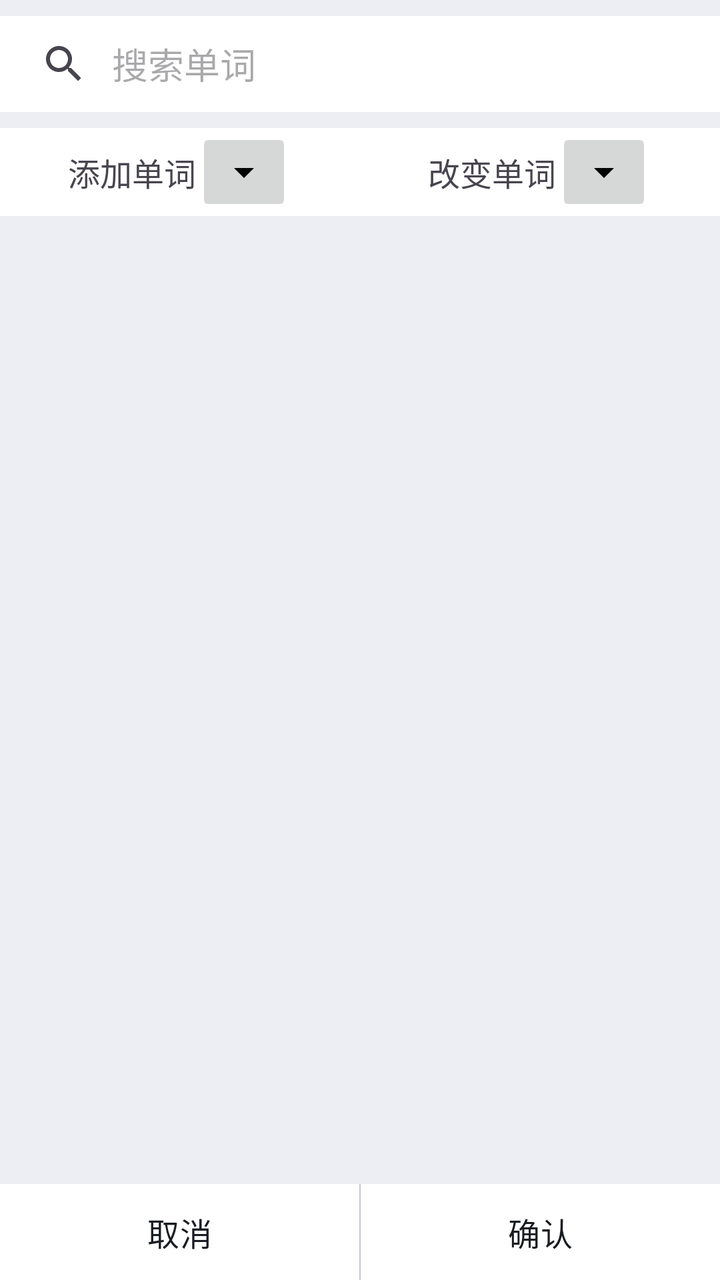
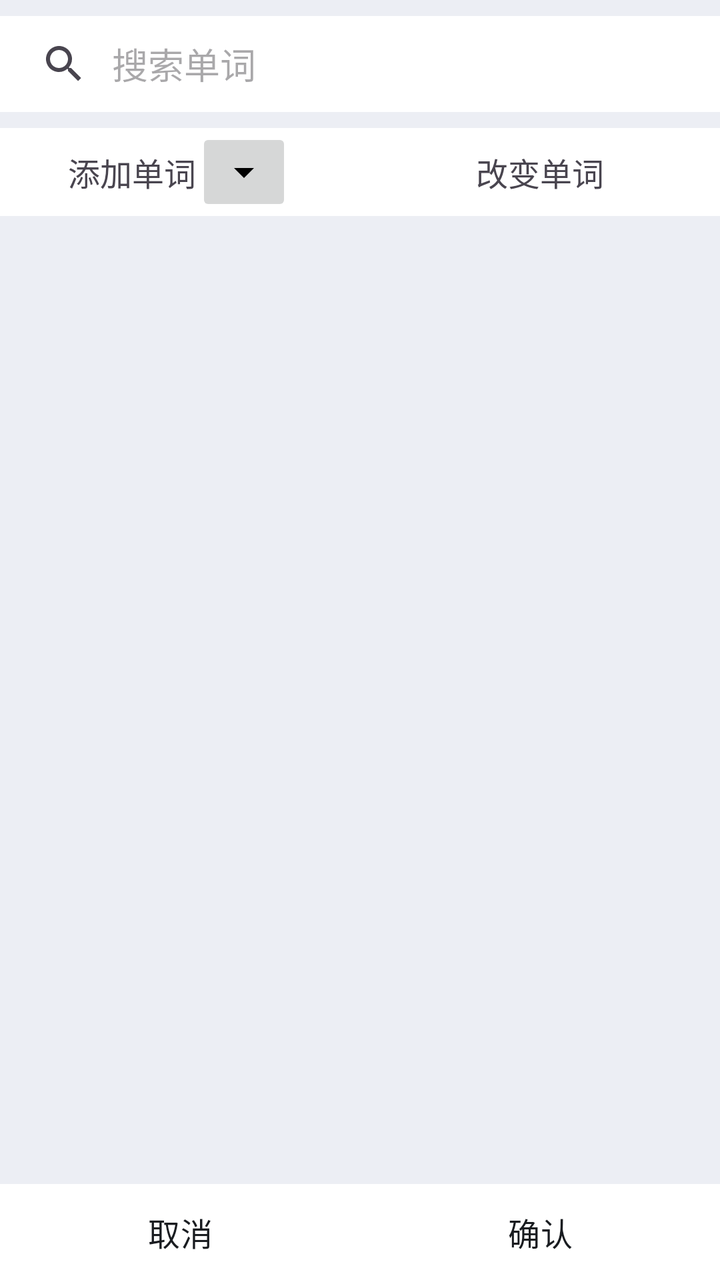

The first picture is an Android layout as it rendered before a commit; the second is the same layout after the commit. The layout source and the unified diff follow.
<!-- AndroidManifest.xml: another module's application theme Theme.MnemoAI -->
<!-- res/layout/fragment_change_vocabulary_book_word.xml -->
<?xml version="1.0" encoding="utf-8"?>
<androidx.constraintlayout.widget.ConstraintLayout xmlns:android="http://schemas.android.com/apk/res/android"
    android:layout_width="match_parent"
    android:layout_height="match_parent"
    xmlns:app="http://schemas.android.com/apk/res-auto"
    android:background="?attr/colorSurfaceContainer">

    <androidx.appcompat.widget.SearchView
        android:id="@+id/wordChangeSV"
        android:layout_width="match_parent"
        android:layout_height="wrap_content"
        android:layout_marginTop="8dp"
        android:background="?attr/colorSurfaceContainerLowest"
        app:queryBackground="@null"
        app:queryHint="@string/search_word"
        app:iconifiedByDefault="false"
        app:layout_constraintStart_toStartOf="parent"
        app:layout_constraintEnd_toEndOf="parent"
        app:layout_constraintTop_toTopOf="parent"/>

    <LinearLayout
        android:id="@+id/changeViewLL"
        android:layout_width="0dp"
        android:layout_height="0dp"
        android:layout_marginTop="8dp"
        android:background="?attr/colorSurfaceContainer"
        android:orientation="vertical"
        app:layout_constraintBottom_toTopOf="@+id/actionLL"
        app:layout_constraintEnd_toEndOf="parent"
        app:layout_constraintStart_toStartOf="parent"
        app:layout_constraintTop_toBottomOf="@+id/wordChangeSV">

        <LinearLayout
            android:layout_width="match_parent"
            android:layout_height="wrap_content"
            android:orientation="horizontal"
            android:background="?attr/colorSurfaceContainerLowest">

            <LinearLayout
                android:layout_width="0dp"
                android:layout_height="wrap_content"
                android:orientation="horizontal"
                android:layout_weight="1"
                android:gravity="center">

                <com.google.android.material.textview.MaterialTextView
                    android:id="@+id/optionalWordsTV"
                    android:layout_width="wrap_content"
                    android:layout_height="wrap_content"
                    android:text="@string/add_words"
                    android:textSize="@dimen/text_size_body_large"
                    app:layout_constraintBottom_toBottomOf="parent"
                    app:layout_constraintEnd_toEndOf="parent"
                    app:layout_constraintEnd_toStartOf="@+id/changeWordsTV"
                    app:layout_constraintHorizontal_bias="0.5"
                    app:layout_constraintStart_toStartOf="parent"
                    app:layout_constraintTop_toTopOf="parent" />

                <ImageButton
                    android:id="@+id/addRemoveOptionMenu"
                    android:layout_width="wrap_content"
                    android:layout_height="wrap_content"
                    android:src="@drawable/baseline_arrow_drop_down_24"
                    app:layout_constraintBottom_toBottomOf="parent"
                    app:layout_constraintStart_toEndOf="@+id/optionalWordsTV"
                    app:layout_constraintTop_toTopOf="parent" />
            </LinearLayout>

            <LinearLayout
                android:layout_width="0dp"
                android:layout_height="wrap_content"
                android:layout_weight="1"
                android:gravity="center">

                <com.google.android.material.textview.MaterialTextView
                    android:id="@+id/changeWordsTV"
                    android:layout_width="wrap_content"
                    android:layout_height="wrap_content"
                    android:gravity="center"
                    android:text="@string/adding_removing_words"
                    android:textSize="@dimen/text_size_body_large"
                    app:layout_constraintBottom_toBottomOf="parent"
                    app:layout_constraintEnd_toEndOf="parent"
                    app:layout_constraintHorizontal_bias="0.5"
                    app:layout_constraintStart_toEndOf="@+id/optionalWordsTV"
                    app:layout_constraintTop_toTopOf="parent" />

                <ImageButton
                    android:id="@+id/sortOptionMenu"
                    android:layout_width="wrap_content"
                    android:layout_height="wrap_content"
                    android:src="@drawable/baseline_arrow_drop_down_24"
                    app:layout_constraintBottom_toBottomOf="parent"
                    app:layout_constraintStart_toEndOf="@+id/changeWordsTV"
                    app:layout_constraintTop_toTopOf="parent" />
            </LinearLayout>

        </LinearLayout>

        <LinearLayout
            android:layout_width="match_parent"
            android:layout_height="match_parent"
            android:orientation="horizontal"
            android:background="?attr/colorSurfaceContainer">

            <androidx.recyclerview.widget.RecyclerView
                android:id="@+id/optionalWordsRV"
                android:layout_width="0dp"
                android:layout_height="match_parent"
                android:layout_marginHorizontal="4dp"
                android:layout_weight="1" />

            <androidx.recyclerview.widget.RecyclerView
                android:id="@+id/changeWordsRV"
                android:layout_width="0dp"
                android:layout_height="match_parent"
                android:layout_marginHorizontal="4dp"
                android:layout_weight="1" />
        </LinearLayout>

    </LinearLayout>

    <LinearLayout
        android:id="@+id/actionLL"
        android:layout_width="0dp"
        android:layout_height="wrap_content"
        android:background="?attr/colorSurfaceContainerLowest"
        app:layout_constraintBottom_toBottomOf="parent"
        app:layout_constraintEnd_toEndOf="parent"
        app:layout_constraintStart_toStartOf="parent">

        <com.google.android.material.button.MaterialButton
            android:id="@+id/cancelBtn"
            android:layout_width="0dp"
            android:layout_height="wrap_content"
            android:layout_weight="1"
            android:backgroundTint="@android:color/transparent"
            android:text="@string/cancel"
            android:textColor="?attr/colorOnSurface"
            android:textSize="@dimen/text_size_body_large" />

        <com.google.android.material.divider.MaterialDivider
            android:layout_width="0.5dp"
            android:layout_height="match_parent"
            app:dividerColor="?attr/colorOutlineVariant" />

        <com.google.android.material.button.MaterialButton
            android:id="@+id/confirmBtn"
            android:layout_width="0dp"
            android:layout_height="wrap_content"
            android:layout_weight="1"
            android:backgroundTint="@android:color/transparent"
            android:text="@string/confirm"
            android:textSize="@dimen/text_size_body_large"
            android:textColor="?attr/colorOnSurface" />
    </LinearLayout>


</androidx.constraintlayout.widget.ConstraintLayout>
<!-- resources referenced by this layout -->
<resources>
  <dimen name="text_size_body_large">16sp</dimen>
  <!-- drawable baseline_arrow_drop_down_24 (drawable) -->
  <vector xmlns:android="http://schemas.android.com/apk/res/android" android:height="24dp" android:tint="#000000" android:viewportHeight="24" android:viewportWidth="24" android:width="24dp">
        
      <path android:fillColor="@android:color/white" android:pathData="M7,10l5,5 5,-5z"/>
      
  </vector>
  <string name="add_words">添加单词</string>
  <string name="adding_removing_words">改变单词</string>
  <string name="cancel">取消</string>
  <string name="confirm">确认</string>
  <string name="search_word">搜索单词</string>
  <color name="md_theme_primary">#34618D</color>
  <color name="md_theme_onPrimary">#FFFFFF</color>
  <color name="md_theme_primaryContainer">#D0E4FF</color>
  <color name="md_theme_onPrimaryContainer">#164974</color>
  <color name="md_theme_secondary">#525F70</color>
  <color name="md_theme_onSecondary">#FFFFFF</color>
  <color name="md_theme_secondaryContainer">#D6E4F7</color>
  <color name="md_theme_onSecondaryContainer">#3B4857</color>
  <color name="md_theme_tertiary">#6A5779</color>
  <color name="md_theme_onTertiary">#FFFFFF</color>
  <color name="md_theme_tertiaryContainer">#F1DAFF</color>
  <color name="md_theme_onTertiaryContainer">#514060</color>
  <color name="md_theme_error">#BA1A1A</color>
  <color name="md_theme_onError">#FFFFFF</color>
  <color name="md_theme_errorContainer">#FFDAD6</color>
  <color name="md_theme_onErrorContainer">#93000A</color>
  <color name="md_theme_background">#F8F9FF</color>
  <color name="md_theme_onBackground">#191C20</color>
  <color name="md_theme_surface">#F8F9FF</color>
  <color name="md_theme_onSurface">#191C20</color>
  <color name="md_theme_surfaceVariant">#DFE3EB</color>
  <color name="md_theme_onSurfaceVariant">#42474E</color>
  <color name="md_theme_outline">#73777F</color>
  <color name="md_theme_outlineVariant">#C2C7CF</color>
  <color name="md_theme_inverseSurface">#2D3135</color>
  <color name="md_theme_inverseOnSurface">#EFF0F7</color>
  <color name="md_theme_inversePrimary">#9FCAFC</color>
  <color name="md_theme_primaryFixed">#D0E4FF</color>
  <color name="md_theme_onPrimaryFixed">#001D35</color>
  <color name="md_theme_primaryFixedDim">#9FCAFC</color>
  <color name="md_theme_onPrimaryFixedVariant">#164974</color>
  <color name="md_theme_secondaryFixed">#D6E4F7</color>
  <color name="md_theme_onSecondaryFixed">#0F1C2A</color>
  <color name="md_theme_secondaryFixedDim">#BAC8DB</color>
  <color name="md_theme_onSecondaryFixedVariant">#3B4857</color>
  <color name="md_theme_tertiaryFixed">#F1DAFF</color>
  <color name="md_theme_onTertiaryFixed">#241432</color>
  <color name="md_theme_tertiaryFixedDim">#D5BEE5</color>
  <color name="md_theme_onTertiaryFixedVariant">#514060</color>
  <color name="md_theme_surfaceDim">#D8DAE0</color>
  <color name="md_theme_surfaceBright">#F8F9FF</color>
  <color name="md_theme_surfaceContainerLowest">#FFFFFF</color>
  <color name="md_theme_surfaceContainerLow">#F2F3F9</color>
  <color name="md_theme_surfaceContainer">#ECEEF4</color>
  <color name="md_theme_surfaceContainerHigh">#E6E8EE</color>
  <color name="md_theme_surfaceContainerHighest">#E1E2E8</color>
  <color name="awaiting_learning">#64748B</color>
  <color name="reviewing">#F59E0B</color>
  <color name="mastered">#22C55E</color>
  <style name="OverflowMenuStyle" parent="Widget.Material3.PopupMenu.Overflow">
          
          <item name="android:overlapAnchor">false</item>
          <item name="android:popupBackground">@drawable/bg_overflow_menu</item>
      </style>
  <!-- drawable bg_overflow_menu (drawable) -->
  <?xml version="1.0" encoding="utf-8"?>
  <shape xmlns:android="http://schemas.android.com/apk/res/android">
      <solid android:color="?attr/colorSurfaceContainerLowest" />
      <corners android:radius="12dp" />
      <stroke android:width="1dp" android:color="?attr/colorOutline" />
  </shape>
  <!-- unchanged entries left out for length: 1 -->
</resources>

<!-- the commit's change to res/layout/fragment_change_vocabulary_book_word.xml (unified diff, before → after) -->
@@ -34,7 +34,8 @@
             android:layout_width="match_parent"
             android:layout_height="wrap_content"
             android:orientation="horizontal"
-            android:background="?attr/colorSurfaceContainerLowest">
+            android:background="?attr/colorSurfaceContainerLowest"
+            android:gravity="center_vertical">
 
             <LinearLayout
                 android:layout_width="0dp"
@@ -85,14 +86,7 @@
                     app:layout_constraintStart_toEndOf="@+id/optionalWordsTV"
                     app:layout_constraintTop_toTopOf="parent" />
 
-                <ImageButton
-                    android:id="@+id/sortOptionMenu"
-                    android:layout_width="wrap_content"
-                    android:layout_height="wrap_content"
-                    android:src="@drawable/baseline_arrow_drop_down_24"
-                    app:layout_constraintBottom_toBottomOf="parent"
-                    app:layout_constraintStart_toEndOf="@+id/changeWordsTV"
-                    app:layout_constraintTop_toTopOf="parent" />
+                
             </LinearLayout>
 
         </LinearLayout>
@@ -139,10 +133,10 @@
             android:textColor="?attr/colorOnSurface"
             android:textSize="@dimen/text_size_body_large" />
 
-        <com.google.android.material.divider.MaterialDivider
-            android:layout_width="0.5dp"
-            android:layout_height="match_parent"
-            app:dividerColor="?attr/colorOutlineVariant" />
+
+
+
+
 
         <com.google.android.material.button.MaterialButton
             android:id="@+id/confirmBtn"
